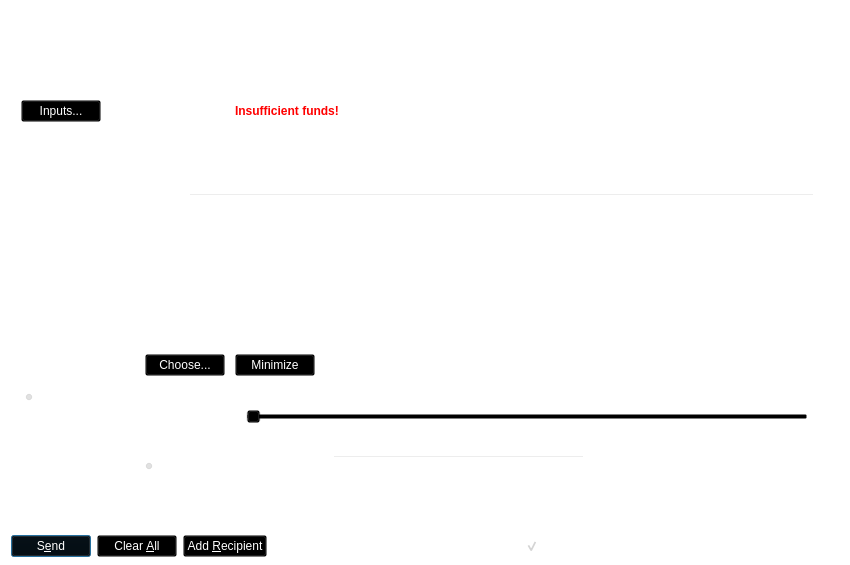
This is src/qt/forms/sendcoinsdialog.ui in thelonecrouton/bitcredit as Qt 5 draws it before an edit. The edited form follows.
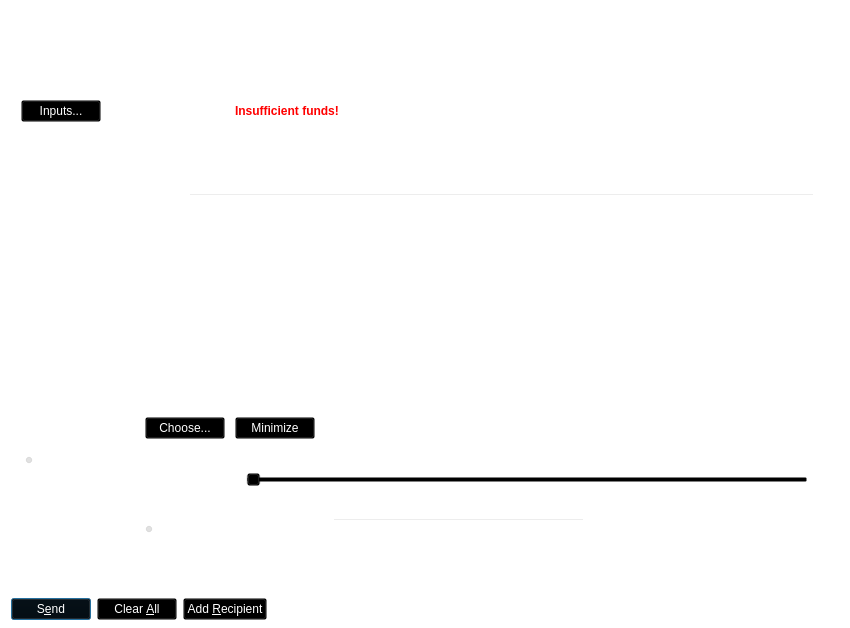
This is the edited form. Icons and pictures are not drawn. Custom widgets are drawn as their Qt base class.

Patch:
```diff
--- a/src/qt/forms/sendcoinsdialog.ui
+++ b/src/qt/forms/sendcoinsdialog.ui
@@ -7,7 +7,7 @@
     <x>0</x>
     <y>0</y>
     <width>850</width>
-    <height>565</height>
+    <height>628</height>
    </rect>
   </property>
   <property name="windowTitle">
@@ -700,7 +700,7 @@
         <x>0</x>
         <y>0</y>
         <width>832</width>
-        <height>69</height>
+        <height>80</height>
        </rect>
       </property>
       <layout class="QVBoxLayout" name="verticalLayout_2" stretch="0,1">
@@ -1478,7 +1478,7 @@
         <string>Darksend</string>
        </property>
        <property name="checked">
-        <bool>true</bool>
+        <bool>false</bool>
        </property>
       </widget>
      </item>
```
Left out of the diff: 44 changed lines with no effect on the pictures.
